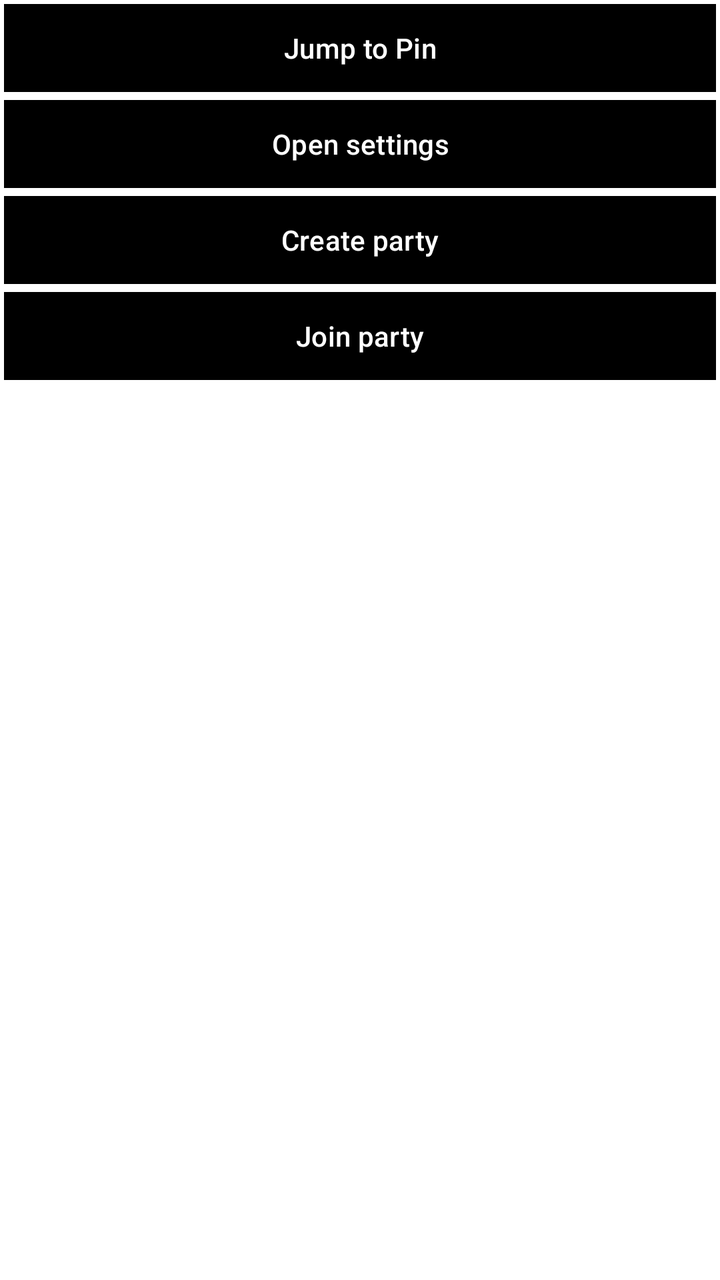
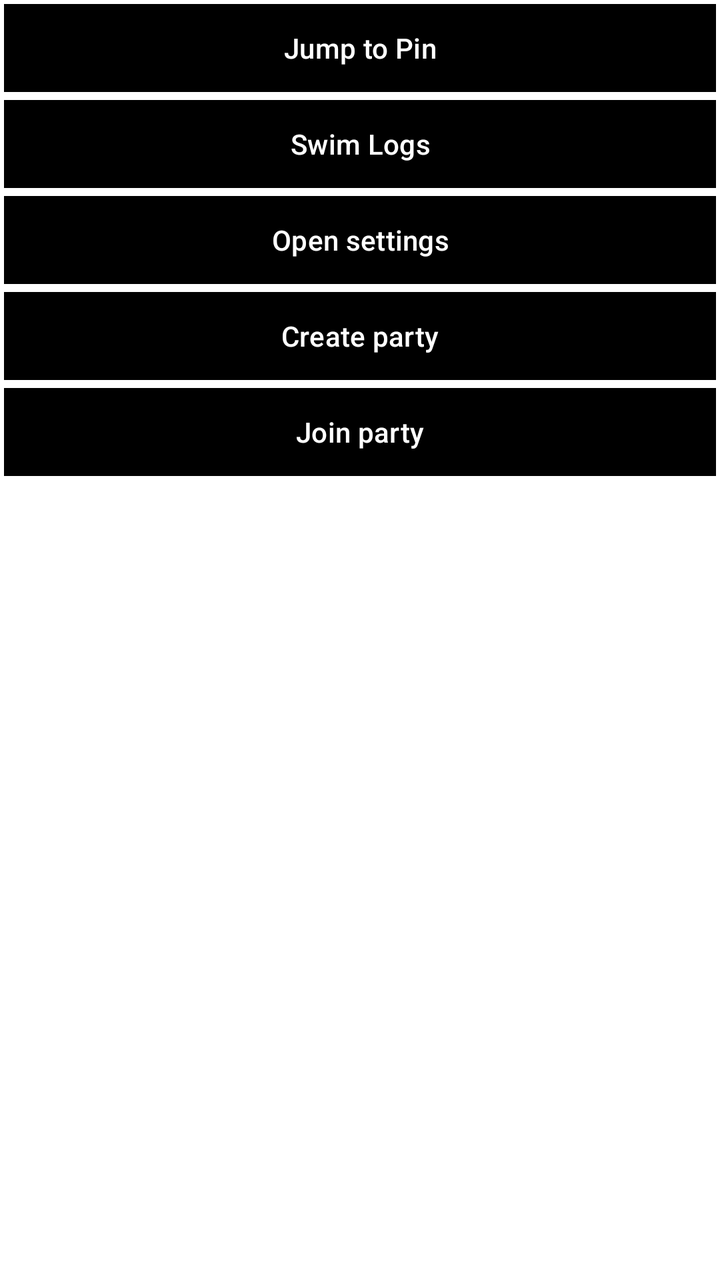

Before-and-after screenshots of an Android layout around one commit, followed by the original layout XML and the change that was made.
<!-- AndroidManifest.xml: application theme Theme.BiwaSwim -->
<!-- res/layout/side_menu.xml -->
<?xml version="1.0" encoding="utf-8"?>
<LinearLayout xmlns:android="http://schemas.android.com/apk/res/android"
    xmlns:app="http://schemas.android.com/apk/res-auto"
    android:id="@+id/sideMenu"
    android:layout_width="match_parent"
    android:layout_height="match_parent"
    android:orientation="vertical"
    android:background="#ffffffff">

    <LinearLayout
        android:id="@+id/partyMembersLayout"
        android:layout_width="match_parent"
        android:layout_height="wrap_content"
        android:orientation="vertical"
        android:visibility="gone"
        android:background="#D9002B66"
        android:padding="6dp">

        <TextView
            android:id="@+id/partyMemberHeader"
            android:layout_width="match_parent"
            android:layout_height="wrap_content"
            android:text=""
            android:textSize="18sp"
            android:textStyle="bold"
            android:textColor="@color/white"
            android:paddingBottom="4dp"/>

        <LinearLayout
            android:id="@+id/partyMemberList"
            android:layout_width="match_parent"
            android:layout_height="wrap_content"
            android:orientation="vertical"/>
    </LinearLayout>
    <Button
        android:id="@+id/jumpToMarker"
        android:layout_width="match_parent"
        android:layout_height="wrap_content"
        android:layout_margin="0dp"
        android:insetLeft="0dp"
        android:insetTop="0dp"
        android:insetRight="0dp"
        android:insetBottom="0dp"
        android:padding="12dp"
        android:text="@string/jump_to_marker"
        android:textColor="@color/white"
        app:backgroundTint="@color/black"
        app:cornerRadius="0dp"
        app:strokeColor="@color/white"
        app:strokeWidth="2dp" />

    <Button
        android:id="@+id/openSettings"
        android:layout_width="match_parent"
        android:layout_height="wrap_content"
        android:textColor="@color/white"
        app:backgroundTint="@color/black"
        app:strokeColor="@color/white"
        app:strokeWidth="2dp"
        app:cornerRadius="0dp"
        android:padding="12dp"
        android:layout_margin="0dp"
        android:text="@string/open_settings"
        android:insetLeft="0dp"
        android:insetTop="0dp"
        android:insetRight="0dp"
        android:insetBottom="0dp"/>

    <Button
        android:id="@+id/createParty"
        android:layout_width="match_parent"
        android:layout_height="wrap_content"
        android:textColor="@color/white"
        app:backgroundTint="@color/black"
        app:strokeColor="@color/white"
        app:strokeWidth="2dp"
        app:cornerRadius="0dp"
        android:padding="12dp"
        android:layout_margin="0dp"
        android:text="@string/create_party"
        android:insetLeft="0dp"
        android:insetTop="0dp"
        android:insetRight="0dp"
        android:insetBottom="0dp"/>

    <Button
        android:id="@+id/joinParty"
        android:layout_width="match_parent"
        android:layout_height="wrap_content"
        android:textColor="@color/white"
        app:backgroundTint="@color/black"
        app:strokeColor="@color/white"
        app:strokeWidth="2dp"
        app:cornerRadius="0dp"
        android:padding="12dp"
        android:layout_margin="0dp"
        android:text="@string/join_party"
        android:insetLeft="0dp"
        android:insetTop="0dp"
        android:insetRight="0dp"
        android:insetBottom="0dp"/>


    <Button
        android:id="@+id/inviteParty"
        android:layout_width="match_parent"
        android:layout_height="wrap_content"
        android:textColor="@color/white"
        app:backgroundTint="@color/black"
        app:strokeColor="@color/white"
        app:strokeWidth="2dp"
        app:cornerRadius="0dp"
        android:padding="12dp"
        android:layout_margin="0dp"
        android:text="@string/invite_party"
        android:insetLeft="0dp"
        android:insetTop="0dp"
        android:insetRight="0dp"
        android:insetBottom="0dp"
        android:visibility="gone"/>


    <Button
        android:id="@+id/leaveParty"
        android:layout_width="match_parent"
        android:layout_height="wrap_content"
        android:textColor="@color/white"
        app:backgroundTint="@color/black"
        app:strokeColor="@color/white"
        app:strokeWidth="2dp"
        app:cornerRadius="0dp"
        android:padding="12dp"
        android:layout_margin="0dp"
        android:text="@string/leave_party"
        android:insetLeft="0dp"
        android:insetTop="0dp"
        android:insetRight="0dp"
        android:insetBottom="0dp"
        android:visibility="gone"/>

</LinearLayout>
<!-- resources referenced by this layout -->
<resources>
  <color name="black">#FF000000</color>
  <color name="white">#FFFFFFFF</color>
  <string name="create_party">Create party</string>
  <string name="invite_party">Invite to party</string>
  <string name="join_party">Join party</string>
  <string name="jump_to_marker">Jump to Pin</string>
  <string name="leave_party">Leave party</string>
  <string name="open_settings">Open settings</string>
  <style name="Theme.BiwaSwim" parent="Base.Theme.BiwaSwim" />
  <style name="Base.Theme.BiwaSwim" parent="Theme.Material3.DayNight.NoActionBar">
          
          
      </style>
</resources>

<!-- the commit's change to res/layout/side_menu.xml (unified diff, before → after) -->
@@ -7,135 +7,243 @@
     android:orientation="vertical"
     android:background="#ffffffff">
 
-    <LinearLayout
-        android:id="@+id/partyMembersLayout"
+    <ScrollView
         android:layout_width="match_parent"
-        android:layout_height="wrap_content"
-        android:orientation="vertical"
-        android:visibility="gone"
-        android:background="#D9002B66"
-        android:padding="6dp">
-
-        <TextView
-            android:id="@+id/partyMemberHeader"
+        android:layout_height="match_parent"
+        android:fillViewport="true">
+
+        <LinearLayout
             android:layout_width="match_parent"
             android:layout_height="wrap_content"
-            android:text=""
-            android:textSize="18sp"
-            android:textStyle="bold"
-            android:textColor="@color/white"
-            android:paddingBottom="4dp"/>
-
-        <LinearLayout
-            android:id="@+id/partyMemberList"
-            android:layout_width="match_parent"
-            android:layout_height="wrap_content"
-            android:orientation="vertical"/>
-    </LinearLayout>
-    <Button
-        android:id="@+id/jumpToMarker"
-        android:layout_width="match_parent"
-        android:layout_height="wrap_content"
-        android:layout_margin="0dp"
-        android:insetLeft="0dp"
-        android:insetTop="0dp"
-        android:insetRight="0dp"
-        android:insetBottom="0dp"
-        android:padding="12dp"
-        android:text="@string/jump_to_marker"
-        android:textColor="@color/white"
-        app:backgroundTint="@color/black"
-        app:cornerRadius="0dp"
-        app:strokeColor="@color/white"
-        app:strokeWidth="2dp" />
-
-    <Button
-        android:id="@+id/openSettings"
-        android:layout_width="match_parent"
-        android:layout_height="wrap_content"
-        android:textColor="@color/white"
-        app:backgroundTint="@color/black"
-        app:strokeColor="@color/white"
-        app:strokeWidth="2dp"
-        app:cornerRadius="0dp"
-        android:padding="12dp"
-        android:layout_margin="0dp"
-        android:text="@string/open_settings"
-        android:insetLeft="0dp"
-        android:insetTop="0dp"
-        android:insetRight="0dp"
-        android:insetBottom="0dp"/>
-
-    <Button
-        android:id="@+id/createParty"
-        android:layout_width="match_parent"
-        android:layout_height="wrap_content"
-        android:textColor="@color/white"
-        app:backgroundTint="@color/black"
-        app:strokeColor="@color/white"
-        app:strokeWidth="2dp"
-        app:cornerRadius="0dp"
-        android:padding="12dp"
-        android:layout_margin="0dp"
-        android:text="@string/create_party"
-        android:insetLeft="0dp"
-        android:insetTop="0dp"
-        android:insetRight="0dp"
-        android:insetBottom="0dp"/>
-
-    <Button
-        android:id="@+id/joinParty"
-        android:layout_width="match_parent"
-        android:layout_height="wrap_content"
-        android:textColor="@color/white"
-        app:backgroundTint="@color/black"
-        app:strokeColor="@color/white"
-        app:strokeWidth="2dp"
-        app:cornerRadius="0dp"
-        android:padding="12dp"
-        android:layout_margin="0dp"
-        android:text="@string/join_party"
-        android:insetLeft="0dp"
-        android:insetTop="0dp"
-        android:insetRight="0dp"
-        android:insetBottom="0dp"/>
-
-
-    <Button
-        android:id="@+id/inviteParty"
-        android:layout_width="match_parent"
-        android:layout_height="wrap_content"
-        android:textColor="@color/white"
-        app:backgroundTint="@color/black"
-        app:strokeColor="@color/white"
-        app:strokeWidth="2dp"
-        app:cornerRadius="0dp"
-        android:padding="12dp"
-        android:layout_margin="0dp"
-        android:text="@string/invite_party"
-        android:insetLeft="0dp"
-        android:insetTop="0dp"
-        android:insetRight="0dp"
-        android:insetBottom="0dp"
-        android:visibility="gone"/>
-
-
-    <Button
-        android:id="@+id/leaveParty"
-        android:layout_width="match_parent"
-        android:layout_height="wrap_content"
-        android:textColor="@color/white"
-        app:backgroundTint="@color/black"
-        app:strokeColor="@color/white"
-        app:strokeWidth="2dp"
-        app:cornerRadius="0dp"
-        android:padding="12dp"
-        android:layout_margin="0dp"
-        android:text="@string/leave_party"
-        android:insetLeft="0dp"
-        android:insetTop="0dp"
-        android:insetRight="0dp"
-        android:insetBottom="0dp"
-        android:visibility="gone"/>
-
+            android:orientation="vertical">
+
+            <LinearLayout
+                android:id="@+id/partyMembersLayout"
+                android:layout_width="match_parent"
+                android:layout_height="wrap_content"
+                android:orientation="vertical"
+                android:visibility="gone"
+                android:background="#D9002B66"
+                android:padding="6dp">
+
+                <TextView
+                    android:id="@+id/partyMemberHeader"
+                    android:layout_width="match_parent"
+                    android:layout_height="wrap_content"
+                    android:text=""
+                    android:textSize="18sp"
+                    android:textStyle="bold"
+                    android:textColor="@color/white"
+                    android:paddingBottom="4dp"/>
+
+                <LinearLayout
+                    android:id="@+id/partyMemberList"
+                    android:layout_width="match_parent"
+                    android:layout_height="wrap_content"
+                    android:orientation="vertical"/>
+            </LinearLayout>
+
+            <Button
+                android:id="@+id/jumpToMarker"
+                android:layout_width="match_parent"
+                android:layout_height="wrap_content"
+                android:layout_margin="0dp"
+                android:insetLeft="0dp"
+                android:insetTop="0dp"
+                android:insetRight="0dp"
+                android:insetBottom="0dp"
+                android:padding="12dp"
+                android:text="@string/jump_to_marker"
+                android:textColor="@color/white"
+                app:backgroundTint="@color/black"
+                app:cornerRadius="0dp"
+                app:strokeColor="@color/white"
+                app:strokeWidth="2dp" />
+
+            <Button
+                android:id="@+id/openSwimLogs"
+                android:layout_width="match_parent"
+                android:layout_height="wrap_content"
+                android:layout_margin="0dp"
+                android:insetLeft="0dp"
+                android:insetTop="0dp"
+                android:insetRight="0dp"
+                android:insetBottom="0dp"
+                android:padding="12dp"
+                android:text="@string/swim_logs"
+                android:textColor="@color/white"
+                app:backgroundTint="@color/black"
+                app:cornerRadius="0dp"
+                app:strokeColor="@color/white"
+                app:strokeWidth="2dp" />
+
+            <Button
+                android:id="@+id/openSettings"
+                android:layout_width="match_parent"
+                android:layout_height="wrap_content"
+                android:textColor="@color/white"
+                app:backgroundTint="@color/black"
+                app:strokeColor="@color/white"
+                app:strokeWidth="2dp"
+                app:cornerRadius="0dp"
+                android:padding="12dp"
+                android:layout_margin="0dp"
+                android:text="@string/open_settings"
+                android:insetLeft="0dp"
+                android:insetTop="0dp"
+                android:insetRight="0dp"
+                android:insetBottom="0dp"/>
+
+            <Button
+                android:id="@+id/createParty"
+                android:layout_width="match_parent"
+                android:layout_height="wrap_content"
+                android:textColor="@color/white"
+                app:backgroundTint="@color/black"
+                app:strokeColor="@color/white"
+                app:strokeWidth="2dp"
+                app:cornerRadius="0dp"
+                android:padding="12dp"
+                android:layout_margin="0dp"
+                android:text="@string/create_party"
+                android:insetLeft="0dp"
+                android:insetTop="0dp"
+                android:insetRight="0dp"
+                android:insetBottom="0dp"/>
+
+            <Button
+                android:id="@+id/joinParty"
+                android:layout_width="match_parent"
+                android:layout_height="wrap_content"
+                android:textColor="@color/white"
+                app:backgroundTint="@color/black"
+                app:strokeColor="@color/white"
+                app:strokeWidth="2dp"
+                app:cornerRadius="0dp"
+                android:padding="12dp"
+                android:layout_margin="0dp"
+                android:text="@string/join_party"
+                android:insetLeft="0dp"
+                android:insetTop="0dp"
+                android:insetRight="0dp"
+                android:insetBottom="0dp"/>
+
+            <Button
+                android:id="@+id/inviteParty"
+                android:layout_width="match_parent"
+                android:layout_height="wrap_content"
+                android:textColor="@color/white"
+                app:backgroundTint="@color/black"
+                app:strokeColor="@color/white"
+                app:strokeWidth="2dp"
+                app:cornerRadius="0dp"
+                android:padding="12dp"
+                android:layout_margin="0dp"
+                android:text="@string/invite_party"
+                android:insetLeft="0dp"
+                android:insetTop="0dp"
+                android:insetRight="0dp"
+                android:insetBottom="0dp"
+                android:visibility="gone"/>
+
+            <Button
+                android:id="@+id/leaveParty"
+                android:layout_width="match_parent"
+                android:layout_height="wrap_content"
+                android:textColor="@color/white"
+                app:backgroundTint="@color/black"
+                app:strokeColor="@color/white"
+                app:strokeWidth="2dp"
+                app:cornerRadius="0dp"
+                android:padding="12dp"
+                android:layout_margin="0dp"
+                android:text="@string/leave_party"
+                android:insetLeft="0dp"
+                android:insetTop="0dp"
+                android:insetRight="0dp"
+                android:insetBottom="0dp"
+                android:visibility="gone"/>
+
+            
+            <LinearLayout
+                android:id="@+id/debugMenuLayout"
+                android:layout_width="match_parent"
+                android:layout_height="wrap_content"
+                android:orientation="vertical"
+                android:layout_marginTop="12dp"
+                android:layout_marginBottom="12dp"
+                android:background="#22FF8800"
+                android:padding="6dp"
+                android:visibility="gone">
+
+                <TextView
+                    android:layout_width="match_parent"
+                    android:layout_height="wrap_content"
+                    android:text="@string/debug_header"
+                    android:textColor="#CC6600"
+                    android:textSize="12sp"
+                    android:textStyle="bold"
+                    android:gravity="center"
+                    android:padding="4dp" />
+
+                <Button
+                    android:id="@+id/btnDebugToggleSwimming"
+                    android:layout_width="match_parent"
+                    android:layout_height="wrap_content"
+                    android:textColor="@color/white"
+                    app:backgroundTint="#FF444444"
+                    app:strokeColor="#CC6600"
+                    app:strokeWidth="1dp"
+                    app:cornerRadius="0dp"
+                    android:padding="10dp"
+                    android:layout_marginTop="2dp"
+                    android:layout_marginBottom="2dp"
+                    android:textSize="12sp"
+                    android:text="@string/debug_toggle_swim_off"
+                    android:insetLeft="0dp"
+                    android:insetTop="0dp"
+                    android:insetRight="0dp"
+                    android:insetBottom="0dp" />
+
+                <Button
+                    android:id="@+id/btnDebugStartSwim"
+                    android:layout_width="match_parent"
+                    android:layout_height="wrap_content"
+                    android:textColor="@color/white"
+                    app:backgroundTint="#FF1B5E20"
+                    app:strokeColor="#CC6600"
+                    app:strokeWidth="1dp"
+                    app:cornerRadius="0dp"
+                    android:padding="10dp"
+                    android:layout_marginTop="2dp"
+                    android:layout_marginBottom="2dp"
+                    android:textSize="12sp"
+                    android:text="@string/debug_start_swim"
+                    android:insetLeft="0dp"
+                    android:insetTop="0dp"
+                    android:insetRight="0dp"
+                    android:insetBottom="0dp" />
+
+                <Button
+                    android:id="@+id/btnDebugFinishSwim"
+                    android:layout_width="match_parent"
+                    android:layout_height="wrap_content"
+                    android:textColor="@color/white"
+                    app:backgroundTint="#FFB71C1C"
+                    app:strokeColor="#CC6600"
+                    app:strokeWidth="1dp"
+                    app:cornerRadius="0dp"
+                    android:padding="10dp"
+                    android:layout_marginTop="2dp"
+                    android:layout_marginBottom="2dp"
+                    android:textSize="12sp"
+                    android:text="@string/debug_finish_swim"
+                    android:insetLeft="0dp"
+                    android:insetTop="0dp"
+                    android:insetRight="0dp"
+                    android:insetBottom="0dp" />
+            </LinearLayout>
+
+        </LinearLayout>
+    </ScrollView>
 </LinearLayout>
<!-- resource entries referenced after the edit -->
@@ -3,11 +3,16 @@
   <color name="black">#FF000000</color>
   <color name="white">#FFFFFFFF</color>
   <string name="create_party">Create party</string>
+  <string name="debug_finish_swim">Force Finish Swim</string>
+  <string name="debug_header">[DEV / Debug Controls]</string>
+  <string name="debug_start_swim">Force Start Swim</string>
+  <string name="debug_toggle_swim_off">Force isSwimming: OFF</string>
   <string name="invite_party">Invite to party</string>
   <string name="join_party">Join party</string>
   <string name="jump_to_marker">Jump to Pin</string>
   <string name="leave_party">Leave party</string>
   <string name="open_settings">Open settings</string>
+  <string name="swim_logs">Swim Logs</string>
   <style name="Theme.BiwaSwim" parent="Base.Theme.BiwaSwim" />
   <style name="Base.Theme.BiwaSwim" parent="Theme.Material3.DayNight.NoActionBar">
           
